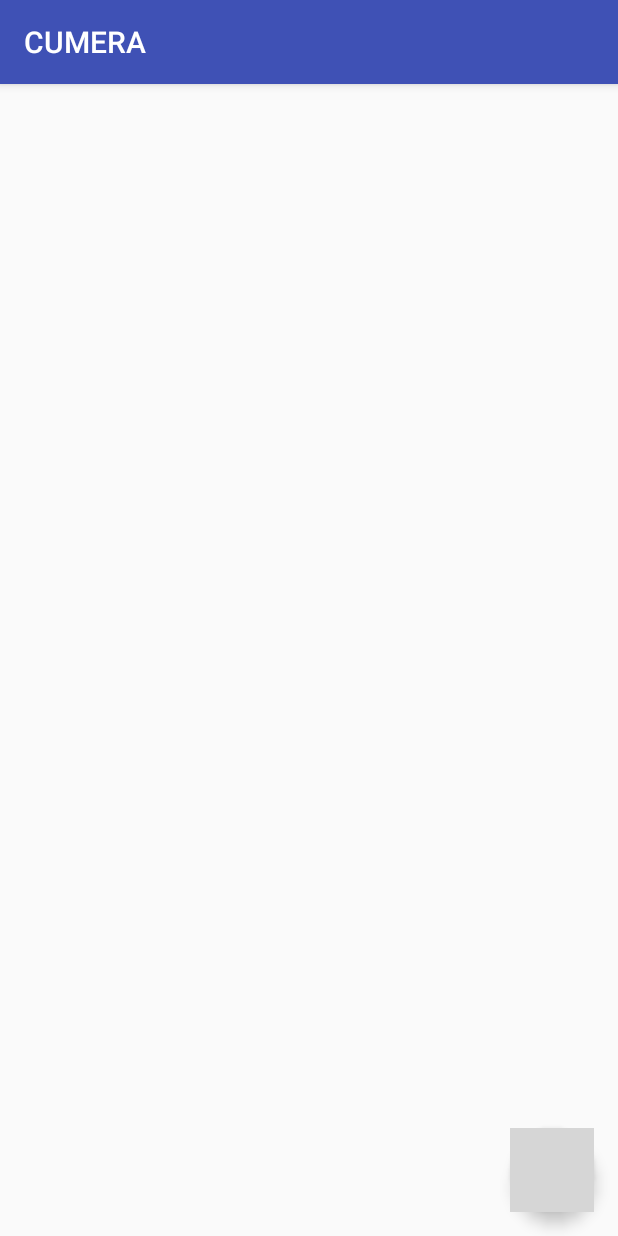
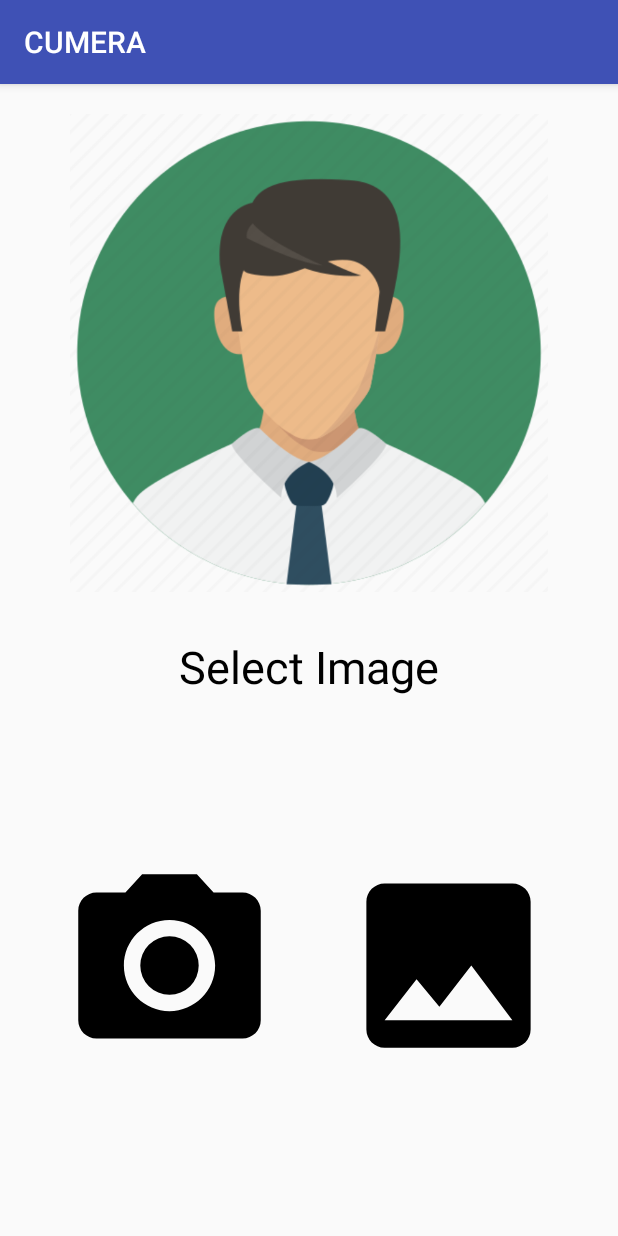
Before and after one commit to Sandeep03edu/FaceRecognition, an Android app: the screen it shows after launch once a user with an empty profile is signed in (MainActivity before the commit, HomeActivity after it), on a phone screen of 412 x 824 dp. Run offline under Robolectric (Android 15) with nearby library versions, the light colour scheme and no system bars; our stand-ins replace Firebase (no records; nobody signed in at launch, a user with empty details on screens opened directly); grey boxes are pictures that could not be loaded.

Commit message:
HomeActivity.java file done with ImageDisplayActivity.java

```diff
--- a/app/src/main/java/com/sanedu/fcrecognition/CheckColor.java
+++ b/app/src/main/java/com/sanedu/fcrecognition/Color/CheckColor.java
@@ -1,4 +1,4 @@
-package com.sanedu.fcrecognition;
+package com.sanedu.fcrecognition.Color;
 
 import android.graphics.Color;
 import android.util.Log;
--- a/app/src/main/java/com/sanedu/fcrecognition/ColorCodeConversion.java
+++ b/app/src/main/java/com/sanedu/fcrecognition/Color/ColorCodeConversion.java
@@ -1,4 +1,4 @@
-package com.sanedu.fcrecognition;
+package com.sanedu.fcrecognition.Color;
 
 import android.util.Log;
 
--- a/app/src/main/java/com/sanedu/fcrecognition/Constants.java
+++ b/app/src/main/java/com/sanedu/fcrecognition/Constants.java
@@ -5,6 +5,10 @@ public class Constants {
     public static final String FIREBASE_USER_TABLE = "UserList";
     public static final String PHONE_NUMBER = "phoneNumber";
     public static final String AVATAR = "Default";
+
+    // Intents Constants
+    public static final String IMAGE_URI = "ImageUri";
+    public static final String IMAGE_BITMAP_BYTES = "ImageBitmapBytes";
 
     // Start Screen Constants
     public static final int START_LOGIN = 0;
--- a/app/src/main/java/com/sanedu/fcrecognition/FaceSymptomScorer.java
+++ b/app/src/main/java/com/sanedu/fcrecognition/FaceSymptomScorer.java
@@ -4,6 +4,7 @@ import android.graphics.Bitmap;
 import android.graphics.Color;
 import android.util.Log;
 
+import com.sanedu.fcrecognition.Color.CheckColor;
 import com.sanedu.fcrecognition.Utils.Utils;
 
 import org.opencv.core.Core;
--- /dev/null
+++ b/app/src/main/java/com/sanedu/fcrecognition/Home/HomeActivity.java
@@ -0,0 +1,112 @@
+package com.sanedu.fcrecognition.Home;
+
+import androidx.annotation.Nullable;
+import androidx.appcompat.app.AppCompatActivity;
+
+import android.Manifest;
+import android.content.Intent;
+import android.graphics.Bitmap;
+import android.net.Uri;
+import android.os.Bundle;
+import android.view.View;
+import android.widget.ImageView;
+import android.widget.Toast;
+
+import com.sanedu.fcrecognition.Constants;
+import com.sanedu.fcrecognition.R;
+import com.sanedu.fcrecognition.Utils.ImageResizer;
+import com.sanedu.fcrecognition.Utils.Permission;
+import com.sanedu.fcrecognition.Utils.Utils;
+
+import java.io.ByteArrayOutputStream;
+
+public class HomeActivity extends AppCompatActivity {
+
+    ImageView galleryImagePicker, cameraImagePicker;
+    Bitmap imageBitmap;
+    private final int CAMERA_IMAGE_PICK = 0;
+    private final int GALLERY_IMAGE_PICK = 1;
+
+    @Override
+    protected void onCreate(Bundle savedInstanceState) {
+        super.onCreate(savedInstanceState);
+        setContentView(R.layout.activity_home);
+
+        _init();
+
+        // Pick Gallery Image
+        galleryImagePicker.setOnClickListener(new View.OnClickListener() {
+            @Override
+            public void onClick(View view) {
+                PickGalleryImage();
+            }
+        });
+
+        // Pick Camera Image
+        cameraImagePicker.setOnClickListener(new View.OnClickListener() {
+            @Override
+            public void onClick(View view) {
+                PickCameraImage();
+            }
+        });
+    }
+
+    private void PickCameraImage() {
+        if (!Permission.CheckPermission(this, Manifest.permission.WRITE_EXTERNAL_STORAGE) || !Permission.CheckPermission(this, Manifest.permission.CAMERA)) {
+            Permission.RequestPermission(this, new String[]{Manifest.permission.WRITE_EXTERNAL_STORAGE, Manifest.permission.CAMERA});
+            return;
+        }
+
+        Intent cameraIntent = new Intent(android.provider.MediaStore.ACTION_IMAGE_CAPTURE);
+        startActivityForResult(cameraIntent, CAMERA_IMAGE_PICK);
+
+    }
+
+    private void PickGalleryImage() {
+        if (!Permission.CheckPermission(this, Manifest.permission.WRITE_EXTERNAL_STORAGE)) {
+            Permission.RequestPermission(this, new String[]{Manifest.permission.WRITE_EXTERNAL_STORAGE});
+            return;
+        }
+
+        Intent galleryIntent = new Intent(Intent.ACTION_PICK, android.provider.MediaStore.Images.Media.EXTERNAL_CONTENT_URI);
+        startActivityForResult(galleryIntent, GALLERY_IMAGE_PICK);
+    }
+
+    @Override
+    protected void onActivityResult(int requestCode, int resultCode, @Nullable Intent data) {
+        super.onActivityResult(requestCode, resultCode, data);
+        if(resultCode==RESULT_OK && data!=null){
+            if(requestCode==GALLERY_IMAGE_PICK && data.getData()!=null){
+                Uri imageUri = data.getData();
+                imageBitmap = Utils.Uri2Bitmap(this, imageUri);
+                // Move to ImageDisplay Activity
+                MoveToImageDisplay();
+            }
+            else if(requestCode==CAMERA_IMAGE_PICK && data.getExtras()!=null && data.getExtras().get("data")!=null){
+                imageBitmap = (Bitmap) data.getExtras().get("data");
+                // Move to ImageDisplay Activity
+                MoveToImageDisplay();
+            }
+        }
+    }
+
+    private void MoveToImageDisplay() {
+        if(imageBitmap!=null) {
+            Intent intent = new Intent(this, ImageDisplayActivity.class);
+            ByteArrayOutputStream baos = new ByteArrayOutputStream();
+            imageBitmap = ImageResizer.reduceBitmapSize(imageBitmap, 240000);
+            imageBitmap.compress(Bitmap.CompressFormat.JPEG, 100, baos);
+            byte[] bytes = baos.toByteArray();
+            intent.putExtra(Constants.IMAGE_BITMAP_BYTES, bytes);
+            startActivity(intent);
+        }
+        else{
+            Toast.makeText(this, Constants.AN_ERROR, Toast.LENGTH_SHORT).show();
+        }
+    }
+
+    private void _init() {
+        galleryImagePicker = findViewById(R.id.home_gallery);
+        cameraImagePicker = findViewById(R.id.home_camera);
+    }
+}
--- a/app/src/main/java/com/sanedu/fcrecognition/Start/LoginFragment.java
+++ b/app/src/main/java/com/sanedu/fcrecognition/Start/LoginFragment.java
@@ -16,6 +16,7 @@ import android.widget.Toast;
 
 import com.sanedu.fcrecognition.Constants;
 import com.sanedu.fcrecognition.Firebase.FirebaseAuthentication;
+import com.sanedu.fcrecognition.Home.HomeActivity;
 import com.sanedu.fcrecognition.MainActivity;
 import com.sanedu.fcrecognition.R;
 import com.sanedu.fcrecognition.Utils.LayoutUtils;
@@ -132,7 +133,7 @@ public class LoginFragment extends Fragment {
             @Override
             public void onSuccessLogin() {
                 dismissDialog();
-                Intent mainActIntent = new Intent(getContext(), MainActivity.class);
+                Intent mainActIntent = new Intent(getContext(), HomeActivity.class);
                 mainActIntent.setFlags(Intent.FLAG_ACTIVITY_CLEAR_TOP | Intent.FLAG_ACTIVITY_NEW_TASK);
                 startActivity(mainActIntent);
                 Objects.requireNonNull(getActivity()).finish();
--- a/app/src/main/java/com/sanedu/fcrecognition/Start/RegistrationFragment.java
+++ b/app/src/main/java/com/sanedu/fcrecognition/Start/RegistrationFragment.java
@@ -18,6 +18,7 @@ import com.google.firebase.auth.FirebaseAuth;
 import com.sanedu.fcrecognition.Constants;
 import com.sanedu.fcrecognition.Firebase.FirebaseAuthentication;
 import com.sanedu.fcrecognition.Firebase.FirestoreData;
+import com.sanedu.fcrecognition.Home.HomeActivity;
 import com.sanedu.fcrecognition.MainActivity;
 import com.sanedu.fcrecognition.Model.User;
 import com.sanedu.fcrecognition.R;
@@ -152,7 +153,7 @@ public class RegistrationFragment extends Fragment {
                         LayoutUtils.enableViews(new View[]{usernameEt, phoneNumberEt, registrationBtn, otpEt});
                         SharedPrefData.addUser(Objects.requireNonNull(getContext()), user);
 
-                        Intent mainActIntent = new Intent(getContext(), MainActivity.class);
+                        Intent mainActIntent = new Intent(getContext(), HomeActivity.class);
                         mainActIntent.setFlags(Intent.FLAG_ACTIVITY_CLEAR_TOP | Intent.FLAG_ACTIVITY_NEW_TASK);
                         startActivity(mainActIntent);
                         Objects.requireNonNull(getActivity()).finish();
--- a/app/src/main/java/com/sanedu/fcrecognition/Start/SplashActivity.java
+++ b/app/src/main/java/com/sanedu/fcrecognition/Start/SplashActivity.java
@@ -7,6 +7,7 @@ import android.os.Bundle;
 import android.util.Log;
 
 import com.google.firebase.auth.FirebaseAuth;
+import com.sanedu.fcrecognition.Home.HomeActivity;
 import com.sanedu.fcrecognition.MainActivity;
 import com.sanedu.fcrecognition.R;
 
@@ -19,7 +20,7 @@ public class SplashActivity extends AppCompatActivity {
 
         if(FirebaseAuth.getInstance().getCurrentUser()!=null){
             // User already signed in
-            Intent loginIntent = new Intent(this, MainActivity.class);
+            Intent loginIntent = new Intent(this, HomeActivity.class);
             loginIntent.setFlags(Intent.FLAG_ACTIVITY_NEW_TASK);
             startActivity(loginIntent);
             finish();
--- /dev/null
+++ b/app/src/main/res/drawable/ic_baseline_camera_alt_256.xml
@@ -0,0 +1,6 @@
+<vector android:height="256dp" android:tint="#000000"
+    android:viewportHeight="24" android:viewportWidth="24"
+    android:width="256dp" xmlns:android="http://schemas.android.com/apk/res/android">
+    <path android:fillColor="@android:color/white" android:pathData="M12,12m-3.2,0a3.2,3.2 0,1 1,6.4 0a3.2,3.2 0,1 1,-6.4 0"/>
+    <path android:fillColor="@android:color/white" android:pathData="M9,2L7.17,4L4,4c-1.1,0 -2,0.9 -2,2v12c0,1.1 0.9,2 2,2h16c1.1,0 2,-0.9 2,-2L22,6c0,-1.1 -0.9,-2 -2,-2h-3.17L15,2L9,2zM12,17c-2.76,0 -5,-2.24 -5,-5s2.24,-5 5,-5 5,2.24 5,5 -2.24,5 -5,5z"/>
+</vector>
--- /dev/null
+++ b/app/src/main/res/drawable/ic_baseline_image_256.xml
@@ -0,0 +1,5 @@
+<vector android:height="256dp" android:tint="#000000"
+    android:viewportHeight="24" android:viewportWidth="24"
+    android:width="256dp" xmlns:android="http://schemas.android.com/apk/res/android">
+    <path android:fillColor="@android:color/white" android:pathData="M21,19V5c0,-1.1 -0.9,-2 -2,-2H5c-1.1,0 -2,0.9 -2,2v14c0,1.1 0.9,2 2,2h14c1.1,0 2,-0.9 2,-2zM8.5,13.5l2.5,3.01L14.5,12l4.5,6H5l3.5,-4.5z"/>
+</vector>
--- /dev/null
+++ b/app/src/main/res/layout/activity_home.xml
@@ -0,0 +1,58 @@
+<?xml version="1.0" encoding="utf-8"?>
+<LinearLayout xmlns:android="http://schemas.android.com/apk/res/android"
+    xmlns:app="http://schemas.android.com/apk/res-auto"
+    xmlns:tools="http://schemas.android.com/tools"
+    android:layout_width="match_parent"
+    android:layout_height="match_parent"
+    android:orientation="vertical"
+    android:padding="20dp"
+    android:gravity="center"
+    tools:context=".Home.HomeActivity">
+
+    <ImageView
+        android:layout_marginBottom="10dp"
+        android:layout_width="match_parent"
+        android:layout_height="0dp"
+        android:layout_weight="4"
+        android:src="@drawable/human_face"
+        android:adjustViewBounds="true"/>
+
+    <TextView
+        android:layout_width="wrap_content"
+        android:layout_height="0dp"
+        android:layout_gravity="center"
+        android:layout_weight="1"
+        android:gravity="center"
+        android:text="Select Image"
+        android:textColor="@color/black"
+        android:textSize="30sp" />
+
+    <LinearLayout
+        android:gravity="center"
+        android:layout_width="match_parent"
+        android:layout_height="0dp"
+        android:layout_weight="4"
+        android:orientation="horizontal">
+
+        <ImageView
+            android:id="@+id/home_camera"
+            android:layout_width="0dp"
+            android:layout_height="wrap_content"
+            android:layout_weight="1"
+            android:adjustViewBounds="true"
+            android:padding="20dp"
+            android:src="@drawable/ic_baseline_camera_alt_256" />
+
+        <ImageView
+            android:id="@+id/home_gallery"
+            android:layout_width="0dp"
+            android:layout_height="wrap_content"
+            android:layout_weight="1"
+            android:adjustViewBounds="true"
+            android:padding="20dp"
+            android:src="@drawable/ic_baseline_image_256" />
+
+
+    </LinearLayout>
+
+</LinearLayout>
```
Also changed, not shown: app/src/main/AndroidManifest.xml (+8 -2 lines), app/src/main/java/com/sanedu/fcrecognition/Home/ImageDisplayActivity.java (added, +49 -0 lines), app/src/main/java/com/sanedu/fcrecognition/Utils/ImageResizer.java (added, +28 -0 lines), app/src/main/java/com/sanedu/fcrecognition/Utils/Permission.java (added, +24 -0 lines), app/src/main/java/com/sanedu/fcrecognition/Utils/Utils.java (+26 -0 lines), app/src/main/res/layout/activity_image_display.xml (added, +33 -0 lines), app/src/main/res/drawable/human_face.jpeg (added), 22 other files.
